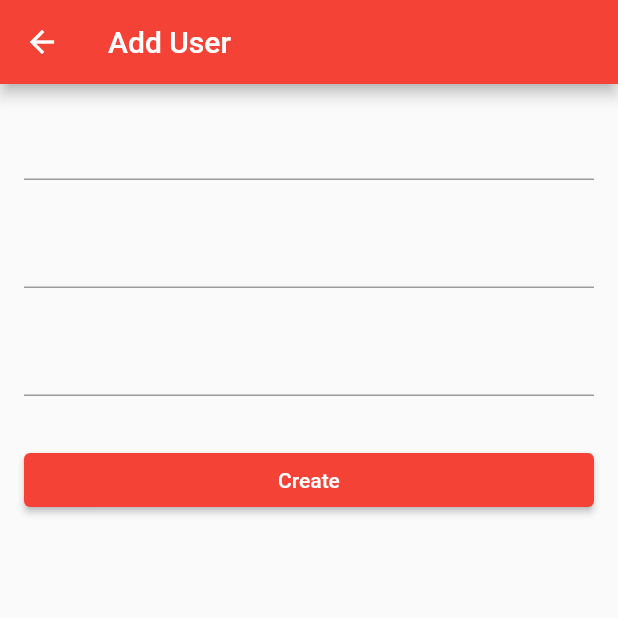
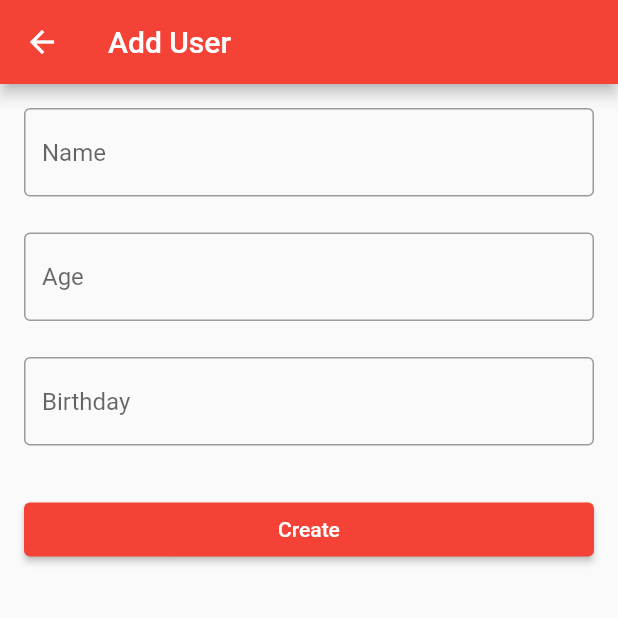
Before and after one commit to andrapratama/Flutter-Firebase-CRUD, a Flutter app: the UserPage screen opened directly, on a phone screen of 412 x 824 dp, the top half of it. Run offline on Flutter 3.47's test engine with Material 2 defaults, Android fonts, the phone set to English and light mode, and no system bars; drawn by our look-alikes of datetime_picker_formfield; our stand-ins replace cloud_firestore, firebase_core; accounts and stored records are empty.

Commit message:
finish birthday

```diff
--- a/lib/user_page.dart
+++ b/lib/user_page.dart
@@ -1,7 +1,8 @@
 import 'package:cloud_firestore/cloud_firestore.dart';
-import 'package:date_field/date_field.dart';
+import 'package:datetime_picker_formfield/datetime_picker_formfield.dart';
 import 'package:firebase_crud/model/user.dart';
 import 'package:flutter/material.dart';
+import 'package:intl/intl.dart';
 
 class UserPage extends StatefulWidget {
   const UserPage({Key? key}) : super(key: key);
@@ -15,6 +16,8 @@ class _UserPageState extends State<UserPage> {
   final controllerAge = TextEditingController();
   final controllerDate = TextEditingController();
 
+  final format = DateFormat("yyyy-MM-dd");
+
   @override
   Widget build(BuildContext context) => Scaffold(
         appBar: AppBar(
@@ -25,37 +28,36 @@ class _UserPageState extends State<UserPage> {
           children: [
             TextField(
               controller: controllerName,
-              // decoration: decoration('Name'),
+              decoration: const InputDecoration(
+                border: OutlineInputBorder(),
+                hintText: 'Name',
+              ),
             ),
             const SizedBox(height: 24),
             TextField(
               controller: controllerAge,
-              // decoration: decoration('Age'),
+              decoration: const InputDecoration(
+                border: OutlineInputBorder(),
+                hintText: 'Age',
+              ),
               keyboardType: TextInputType.number,
             ),
             const SizedBox(height: 24),
-            TextField(
+            DateTimeField(
+              decoration: const InputDecoration(
+                border: OutlineInputBorder(),
+                hintText: 'Birthday',
+              ),
+              format: format,
               controller: controllerDate,
+              onShowPicker: (context, currentValue) {
+                return showDatePicker(
+                    context: context,
+                    firstDate: DateTime(1900),
+                    initialDate: currentValue ?? DateTime.now(),
+                    lastDate: DateTime(2100));
+              },
             ),
-            // DateTimeField(
-            //     decoration: const InputDecoration(
-            //         hintText: 'Please select your birthday date and time'),
-            //     selectedDate: DateTime.now(),
-            //     onDateSelected: (DateTime value) {
-            //       setState(() {
-            //         // selectedDate = value;
-            //       });
-            //     }),
-            // DateTimeField(
-            //     controller: controllerDate,
-            //   decoration decoration('Birthday'),
-            //   format:DateFormat('yyyy-MM-dd'),
-            //   onShowPicker: (context, currentValue)=>
-            //     context: context,
-            //     firstDate: DateTime(1900),
-            //     lastDate: DateTime(2100),
-            //     initialDate : currentDate?? DateTime.now()
-            // ),
             const SizedBox(height: 32),
             ElevatedButton(
                 onPressed: () {
--- a/pubspec.yaml
+++ b/pubspec.yaml
@@ -35,7 +35,8 @@ dependencies:
   # Use with the CupertinoIcons class for iOS style icons.
   cupertino_icons: ^1.0.2
   cloud_firestore: ^4.0.1
-  date_field: ^3.0.0
+  datetime_picker_formfield: ^2.0.1
+  intl: ^0.17.0
 
 dev_dependencies:
   flutter_test:
```
Also changed, not shown: pubspec.lock.
